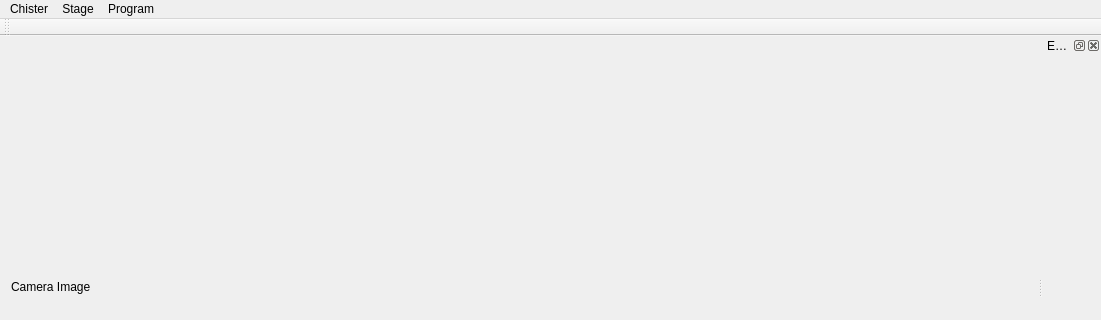
The window that mainwindow.ui (kkrizka/chister) describes before a commit, drawn with Qt 5; both pictures show x 0 to 1101 and y 0 to 320 of the 1101 by 560 pixel window.
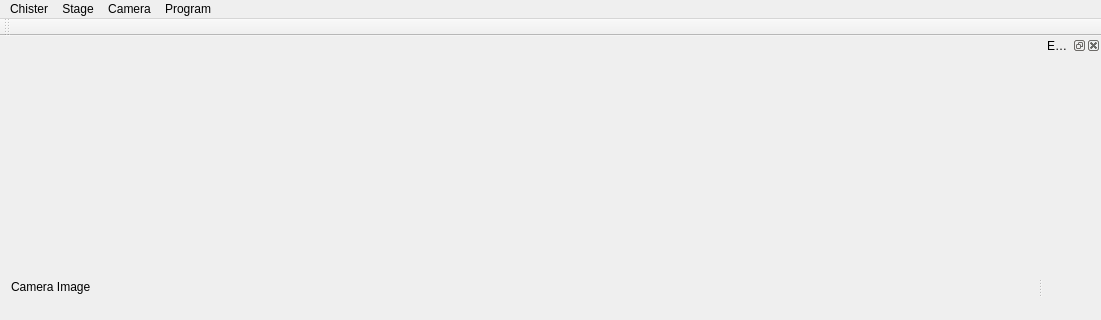
The same window after the commit.

The edit to the form file:
```diff
--- a/mainwindow.ui
+++ b/mainwindow.ui
@@ -63,8 +63,15 @@
     </property>
     <addaction name="actionControls"/>
    </widget>
+   <widget class="QMenu" name="menuCamera">
+    <property name="title">
+     <string>Camera</string>
+    </property>
+    <addaction name="actionSavePicture"/>
+   </widget>
    <addaction name="menuChister"/>
    <addaction name="menuStage"/>
+   <addaction name="menuCamera"/>
    <addaction name="menuProgram"/>
   </widget>
   <widget class="QToolBar" name="mainToolBar">
```
Left out of the diff: 7 changed lines with no effect on the pictures.
